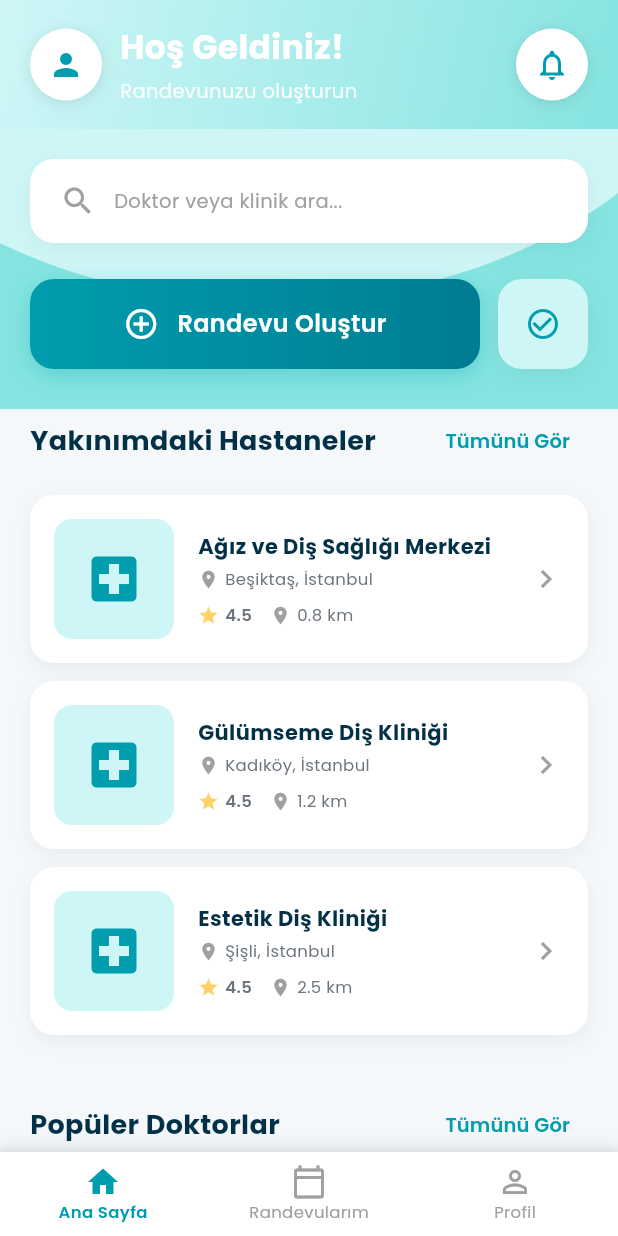
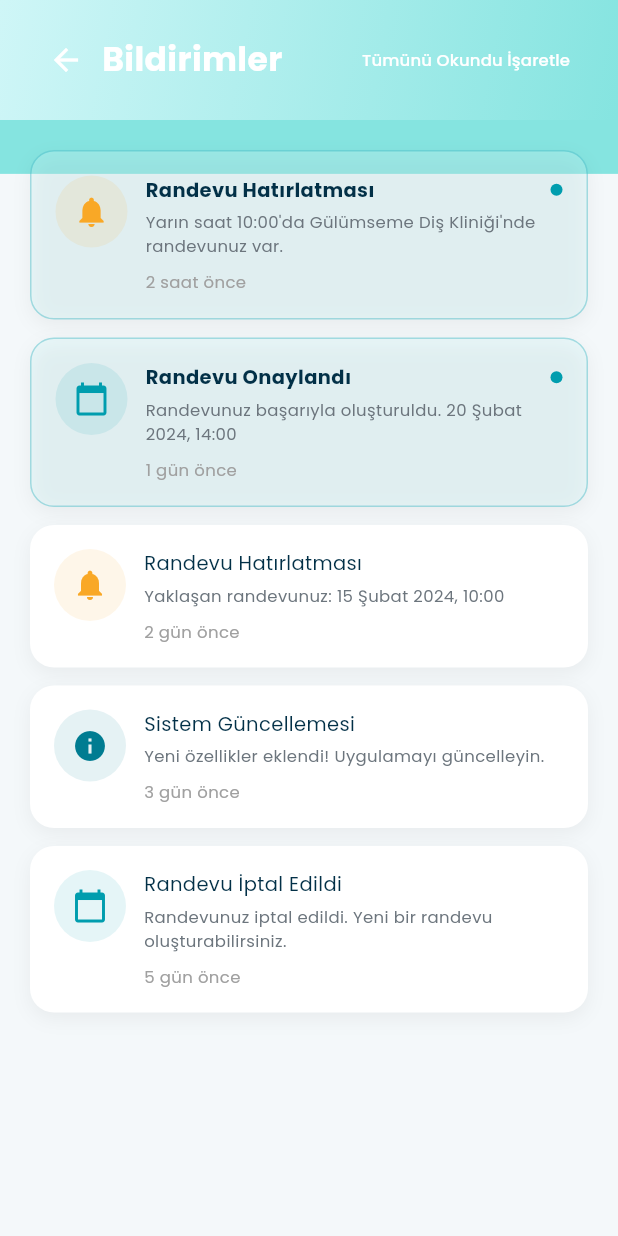
Before and after one commit to CemBlt/app_dent, a Flutter app: the screen it shows after launch, after a tap on the "notifications" icon, on a phone screen of 412 x 824 dp. Run offline on Flutter 3.47's test engine with Material 3 defaults, Android fonts, the phone set to English and light mode, and no system bars; our stand-ins replace google_fonts; accounts and stored records are empty.

Commit message:
Bidirimler sayfası

```diff
--- a/lib/screens/home_screen.dart
+++ b/lib/screens/home_screen.dart
@@ -9,6 +9,7 @@ import 'create_appointment_screen.dart';
 import 'all_hospitals_screen.dart';
 import 'all_doctors_screen.dart';
 import 'search_screen.dart';
+import 'notifications_screen.dart';
 
 class HomeScreen extends StatefulWidget {
   const HomeScreen({super.key});
@@ -219,7 +220,14 @@ class _HomeScreenState extends State<HomeScreen> {
             child: IconButton(
               icon: const Icon(Icons.notifications_outlined),
               color: AppTheme.tealBlue,
-              onPressed: () {},
+              onPressed: () {
+                Navigator.push(
+                  context,
+                  MaterialPageRoute(
+                    builder: (context) => const NotificationsScreen(),
+                  ),
+                );
+              },
             ),
           ),
         ],
--- /dev/null
+++ b/lib/screens/notifications_screen.dart
@@ -0,0 +1,388 @@
+import 'package:flutter/material.dart';
+import '../theme/app_theme.dart';
+
+class NotificationItem {
+  final String id;
+  final String title;
+  final String message;
+  final String time;
+  final bool isRead;
+  final String type; // appointment, reminder, system
+
+  NotificationItem({
+    required this.id,
+    required this.title,
+    required this.message,
+    required this.time,
+    this.isRead = false,
+    required this.type,
+  });
+}
+
+class NotificationsScreen extends StatefulWidget {
+  const NotificationsScreen({super.key});
+
+  @override
+  State<NotificationsScreen> createState() => _NotificationsScreenState();
+}
+
+class _NotificationsScreenState extends State<NotificationsScreen> {
+  List<NotificationItem> _notifications = [];
+  bool _isLoading = true;
+
+  @override
+  void initState() {
+    super.initState();
+    _loadNotifications();
+  }
+
+  Future<void> _loadNotifications() async {
+    // Örnek bildirimler (ileride JSON'dan gelecek)
+    await Future.delayed(const Duration(milliseconds: 500));
+
+    setState(() {
+      _notifications = [
+        NotificationItem(
+          id: '1',
+          title: 'Randevu Hatırlatması',
+          message: 'Yarın saat 10:00\'da Gülümseme Diş Kliniği\'nde randevunuz var.',
+          time: '2 saat önce',
+          isRead: false,
+          type: 'reminder',
+        ),
+        NotificationItem(
+          id: '2',
+          title: 'Randevu Onaylandı',
+          message: 'Randevunuz başarıyla oluşturuldu. 20 Şubat 2024, 14:00',
+          time: '1 gün önce',
+          isRead: false,
+          type: 'appointment',
+        ),
+        NotificationItem(
+          id: '3',
+          title: 'Randevu Hatırlatması',
+          message: 'Yaklaşan randevunuz: 15 Şubat 2024, 10:00',
+          time: '2 gün önce',
+          isRead: true,
+          type: 'reminder',
+        ),
+        NotificationItem(
+          id: '4',
+          title: 'Sistem Güncellemesi',
+          message: 'Yeni özellikler eklendi! Uygulamayı güncelleyin.',
+          time: '3 gün önce',
+          isRead: true,
+          type: 'system',
+        ),
+        NotificationItem(
+          id: '5',
+          title: 'Randevu İptal Edildi',
+          message: 'Randevunuz iptal edildi. Yeni bir randevu oluşturabilirsiniz.',
+          time: '5 gün önce',
+          isRead: true,
+          type: 'appointment',
+        ),
+      ];
+      _isLoading = false;
+    });
+  }
+
+  void _markAsRead(String id) {
+    setState(() {
+      final index = _notifications.indexWhere((n) => n.id == id);
+      if (index != -1) {
+        _notifications[index] = NotificationItem(
+          id: _notifications[index].id,
+          title: _notifications[index].title,
+          message: _notifications[index].message,
+          time: _notifications[index].time,
+          isRead: true,
+          type: _notifications[index].type,
+        );
+      }
+    });
+  }
+
+  void _markAllAsRead() {
+    setState(() {
+      _notifications = _notifications.map((notification) {
+        return NotificationItem(
+          id: notification.id,
+          title: notification.title,
+          message: notification.message,
+          time: notification.time,
+          isRead: true,
+          type: notification.type,
+        );
+      }).toList();
+    });
+  }
+
+  void _deleteNotification(String id) {
+    setState(() {
+      _notifications.removeWhere((n) => n.id == id);
+    });
+  }
+
+  IconData _getNotificationIcon(String type) {
+    switch (type) {
+      case 'appointment':
+        return Icons.calendar_today;
+      case 'reminder':
+        return Icons.notifications;
+      case 'system':
+        return Icons.info;
+      default:
+        return Icons.notifications;
+    }
+  }
+
+  Color _getNotificationColor(String type) {
+    switch (type) {
+      case 'appointment':
+        return AppTheme.tealBlue;
+      case 'reminder':
+        return AppTheme.warningOrange;
+      case 'system':
+        return AppTheme.deepCyan;
+      default:
+        return AppTheme.iconGray;
+    }
+  }
+
+  int get _unreadCount {
+    return _notifications.where((n) => !n.isRead).length;
+  }
+
+  @override
+  Widget build(BuildContext context) {
+    return Scaffold(
+      body: Container(
+        decoration: const BoxDecoration(
+          image: DecorationImage(
+            image: AssetImage('assets/images/other_page.png'),
+            fit: BoxFit.cover,
+          ),
+        ),
+        child: SafeArea(
+          child: _isLoading
+              ? const Center(child: CircularProgressIndicator())
+              : Column(
+                  children: [
+                    // Header
+                    Container(
+                      padding: const EdgeInsets.symmetric(
+                        horizontal: 20,
+                        vertical: 16,
+                      ),
+                      decoration: BoxDecoration(
+                        gradient: const LinearGradient(
+                          begin: Alignment.topLeft,
+                          end: Alignment.bottomRight,
+                          colors: [
+                            AppTheme.lightTurquoise,
+                            AppTheme.mediumTurquoise,
+                          ],
+                        ),
+                      ),
+                      child: Row(
+                        children: [
+                          IconButton(
+                            icon: const Icon(Icons.arrow_back, color: AppTheme.white),
+                            onPressed: () => Navigator.pop(context),
+                          ),
+                          Expanded(
+                            child: Text(
+                              'Bildirimler',
+                              style: AppTheme.headingLarge.copyWith(
+                                color: AppTheme.white,
+                              ),
+                            ),
+                          ),
+                          if (_unreadCount > 0)
+                            TextButton(
+                              onPressed: _markAllAsRead,
+                              child: Text(
+                                'Tümünü Okundu İşaretle',
+                                style: AppTheme.bodySmall.copyWith(
+                                  color: AppTheme.white,
+                                ),
+                              ),
+                            ),
+                        ],
+                      ),
+                    ),
+                    // Bildirim Listesi
+                    Expanded(
+                      child: _notifications.isEmpty
+                          ? Center(
+                              child: Column(
+                                mainAxisAlignment: MainAxisAlignment.center,
+                                children: [
+                                  Icon(
+                                    Icons.notifications_none,
+                                    size: 64,
+                                    color: AppTheme.iconGray,
+                                  ),
+                                  const SizedBox(height: 16),
+                                  Text(
+                                    'Bildirim bulunamadı',
+                                    style: AppTheme.bodyLarge.copyWith(
+                                      color: AppTheme.grayText,
+                                    ),
+                                  ),
+                                ],
+                              ),
+                            )
+                          : RefreshIndicator(
+                              onRefresh: _loadNotifications,
+                              child: ListView.builder(
+                                padding: const EdgeInsets.all(20),
+                                itemCount: _notifications.length,
+                                itemBuilder: (context, index) {
+                                  final notification = _notifications[index];
+                                  return _buildNotificationCard(notification);
+                                },
+                              ),
+                            ),
+                    ),
+                  ],
+                ),
+        ),
+      ),
+    );
+  }
+
+  Widget _buildNotificationCard(NotificationItem notification) {
+    return Dismissible(
+      key: Key(notification.id),
+      direction: DismissDirection.endToStart,
+      background: Container(
+        margin: const EdgeInsets.only(bottom: 12),
+        decoration: BoxDecoration(
+          color: Colors.red,
+          borderRadius: BorderRadius.circular(16),
+        ),
+        alignment: Alignment.centerRight,
+        padding: const EdgeInsets.only(right: 20),
+        child: const Icon(
+          Icons.delete,
+          color: AppTheme.white,
+        ),
+      ),
+      onDismissed: (direction) {
+        _deleteNotification(notification.id);
+        ScaffoldMessenger.of(context).showSnackBar(
+          SnackBar(
+            content: Text('Bildirim silindi'),
+            backgroundColor: AppTheme.successGreen,
+          ),
+        );
+      },
+      child: Container(
+        margin: const EdgeInsets.only(bottom: 12),
+        decoration: BoxDecoration(
+          color: notification.isRead ? AppTheme.white : AppTheme.lightTurquoise.withOpacity(0.3),
+          borderRadius: BorderRadius.circular(16),
+          border: notification.isRead
+              ? null
+              : Border.all(
+                  color: AppTheme.tealBlue.withOpacity(0.3),
+                  width: 1,
+                ),
+          boxShadow: [
+            BoxShadow(
+              color: Colors.black.withOpacity(0.05),
+              blurRadius: 10,
+              offset: const Offset(0, 4),
+            ),
+          ],
+        ),
+        child: Material(
+          color: Colors.transparent,
+          child: InkWell(
+            onTap: () {
+              if (!notification.isRead) {
+                _markAsRead(notification.id);
+              }
+            },
+            borderRadius: BorderRadius.circular(16),
+            child: Padding(
+              padding: const EdgeInsets.all(16),
+              child: Row(
+                crossAxisAlignment: CrossAxisAlignment.start,
+                children: [
+                  // İkon
+                  Container(
+                    width: 48,
+                    height: 48,
+                    decoration: BoxDecoration(
+                      color: _getNotificationColor(notification.type).withOpacity(0.1),
+                      shape: BoxShape.circle,
+                    ),
+                    child: Icon(
+                      _getNotificationIcon(notification.type),
+                      color: _getNotificationColor(notification.type),
+                      size: 24,
+                    ),
+                  ),
+                  const SizedBox(width: 12),
+                  // İçerik
+                  Expanded(
+                    child: Column(
+                      crossAxisAlignment: CrossAxisAlignment.start,
+                      children: [
+                        Row(
+                          children: [
+                            Expanded(
+                              child: Text(
+                                notification.title,
+                                style: AppTheme.bodyMedium.copyWith(
+                                  fontWeight: notification.isRead
+                                      ? FontWeight.normal
+                                      : FontWeight.bold,
+                                ),
+                                maxLines: 1,
+                                overflow: TextOverflow.ellipsis,
+                              ),
+                            ),
+                            if (!notification.isRead)
+                              Container(
+                                width: 8,
+                                height: 8,
+                                decoration: BoxDecoration(
+                                  color: AppTheme.tealBlue,
+                                  shape: BoxShape.circle,
+                                ),
+                              ),
+                          ],
+                        ),
+                        const SizedBox(height: 4),
+                        Text(
+                          notification.message,
+                          style: AppTheme.bodySmall.copyWith(
+                            color: AppTheme.grayText,
+                          ),
+                          maxLines: 2,
+                          overflow: TextOverflow.ellipsis,
+                        ),
+                        const SizedBox(height: 8),
+                        Text(
+                          notification.time,
+                          style: AppTheme.bodySmall.copyWith(
+                            color: AppTheme.iconGray,
+                            fontSize: 11,
+                          ),
+                        ),
+                      ],
+                    ),
+                  ),
+                ],
+              ),
+            ),
+          ),
+        ),
+      ),
+    );
+  }
+}
```
